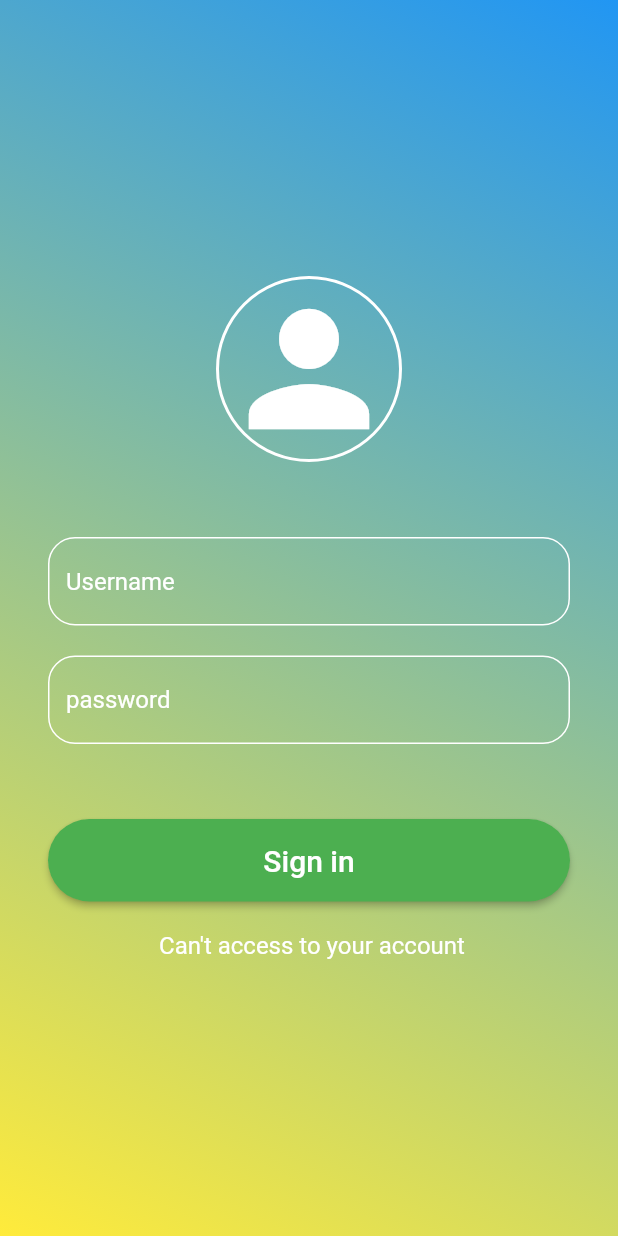
After one commit to akif2540/app_jam_group32, a Flutter app: the screen it shows after launch, on a phone screen of 412 x 824 dp. The commit adds this screen. Run offline on Flutter 3.47's test engine with Material 2 defaults, Android fonts, the phone set to English and light mode, and no system bars; our stand-ins replace youtube_player_flutter.

Commit message:
app_jam_group32

```diff
--- a/lib/main.dart
+++ b/lib/egitimVideo.dart
@@ -1,5 +1,5 @@
 import 'package:flutter/material.dart';
-import 'package:giris/second.dart';
+import 'package:giris/puanla1.dart';
 import "package:youtube_player_flutter/youtube_player_flutter.dart";
 
 Future<void> main() async {
@@ -104,7 +104,7 @@ class _MyHomePageState extends State<MyHomePage> {
 ElevatedButton(onPressed:  (){
   Navigator.push(context, MaterialPageRoute(builder: (context)=>BilgiTesti()));
 
-} , child: Text("Yıldızlama Sayfasına Git")),
+} , child: Text("Eğitimi Puanla")),
 
               ],
             ));
--- /dev/null
+++ b/lib/login.dart
@@ -0,0 +1,22 @@
+import 'package:flutter/material.dart';
+//import 'package:login/login_page.dart';
+
+import 'login_page.dart';
+
+void main() {
+  runApp(const MyApp());
+}
+
+class MyApp extends StatelessWidget {
+  const MyApp({Key? key}) : super(key: key);
+
+  @override
+  Widget build(BuildContext context) {
+    return MaterialApp(
+      debugShowCheckedModeBanner: false,
+      title: 'Flutter Demo',
+      theme: ThemeData(primarySwatch: Colors.blue),
+      home: LoginPage(),
+    );
+  }
+}
--- /dev/null
+++ b/lib/login_page.dart
@@ -0,0 +1,114 @@
+import 'package:flutter/material.dart';
+import 'package:giris/egitimVideo.dart';
+
+class LoginPage extends StatefulWidget {
+  @override
+  State<LoginPage> createState() => _LoginPageState();
+}
+
+class _LoginPageState extends State<LoginPage> {
+  TextEditingController usernameController = TextEditingController();
+  TextEditingController passwordController = TextEditingController();
+
+  @override
+  Widget build(BuildContext context) {
+    return Container(
+      decoration: const BoxDecoration(
+          gradient: LinearGradient(
+            begin: Alignment.topRight,
+            end: Alignment.bottomLeft,
+            colors: [
+              Colors.blue,
+              Colors.yellow,
+            ],
+          )),
+      child: Scaffold(
+        resizeToAvoidBottomInset: false,
+        backgroundColor: Colors.transparent,
+        body: _page(),
+      ),
+    );
+  }
+
+  Widget _page() {
+    return Padding(
+      padding: const EdgeInsets.all(32.0),
+      child: Center(
+        child: Column(
+          mainAxisAlignment: MainAxisAlignment.center,
+          children: [
+            _icon(),
+            const SizedBox(height: 50),
+            _inputField("Username", usernameController),
+            const SizedBox(height: 20),
+            _inputField("password", passwordController, isPassword: true),
+            const SizedBox(height: 50),
+            _loginBtn(),
+            const SizedBox(height: 20),
+            _extraText(),
+          ],
+        ),
+      ),
+    );
+  }
+
+  Widget _icon() {
+    return Container(
+      decoration: BoxDecoration(
+          border: Border.all(color: Colors.white, width: 2),
+          shape: BoxShape.circle),
+      child: const Icon(Icons.person, color: Colors.white, size: 120),
+    );
+  }
+
+  Widget _inputField(String hintText, TextEditingController controller,
+      {isPassword = false}) {
+    var border = OutlineInputBorder(
+        borderRadius: BorderRadius.circular(18),
+        borderSide: const BorderSide(color: Colors.white));
+
+    return TextField(
+      style: const TextStyle(color: Colors.white),
+      controller: controller,
+      decoration: InputDecoration(
+        hintText: hintText,
+        hintStyle: const TextStyle(color: Colors.white),
+        enabledBorder: border,
+        focusedBorder: border,
+      ),
+      obscureText: isPassword,
+    );
+  }
+
+  Widget _loginBtn() {
+    return ElevatedButton(
+      onPressed: () {
+        debugPrint("Username: " + usernameController.text);
+        debugPrint("Password: " + passwordController.text);
+        Navigator.push(context, MaterialPageRoute(builder: (context)=>MyHomePage()));
+      },
+      child: const SizedBox(
+        width: double.infinity,
+        child: Text(
+          "Sign in",
+          textAlign: TextAlign.center,
+          style: TextStyle(fontSize: 20),
+        ),
+      ),
+      style: ElevatedButton.styleFrom(
+        shape: const StadiumBorder(),
+        primary: Colors.green,
+        onPrimary: Colors.white,
+        padding: const EdgeInsets.symmetric(vertical: 16),
+      ),
+    );
+  }
+
+  Widget _extraText() {
+    return const Text(
+      " Can't access to your account",
+      textAlign: TextAlign.center,
+      style: TextStyle(fontSize: 16, color: Colors.white),
+    );
+  }
+}
--- a/lib/second.dart
+++ b/lib/puanla1.dart
@@ -1,5 +1,5 @@
 import 'package:flutter/material.dart';
-import 'third.dart';
+import 'puanla2.dart';
 
 void main() => runApp(BilgiTesti());
 
@@ -8,7 +8,7 @@ class BilgiTesti extends StatelessWidget {
   Widget build(BuildContext context) {
     return MaterialApp(
         home: Scaffold(
-          appBar: AppBar(title: Text("Bu Eğitime Yıldızını Nedir"),),
+          appBar: AppBar(title: Text("Eğitimi Puanla"),),
             backgroundColor: Colors.blue[700],
             body: SafeArea(
                 child: Padding(
@@ -29,7 +29,7 @@ class _SoruSayfasiState extends State<SoruSayfasi> {
   List <Widget> secimler=[kYanlisIcon,kYanlisIcon,kYanlisIcon,kYanlisIcon,kYanlisIcon];
   List <String> sorular=[
     'Eğitim videosunu beğendin mi?',
-    'Eğitmenin anatımından memnun kaldın mı?',
+    'Eğitmenin anlatımından memnun kaldın mı?',
     'Eğitimin içeriğini beğendin mi?',
     'Eğitimin sorularını beğendin mi?',
     'Motivasyonun arttı mı ?',
@@ -72,7 +72,7 @@ class _SoruSayfasiState extends State<SoruSayfasi> {
             Text("4");
 
 
-          }, child: Text("Bu Eğitime Puanım")),
+          }, child: Text("Eğitime Puanım")),
 
 
           ],
```
Also changed, not shown: lib/puanla2.dart (renamed from lib/third.dart), 1 other file.
